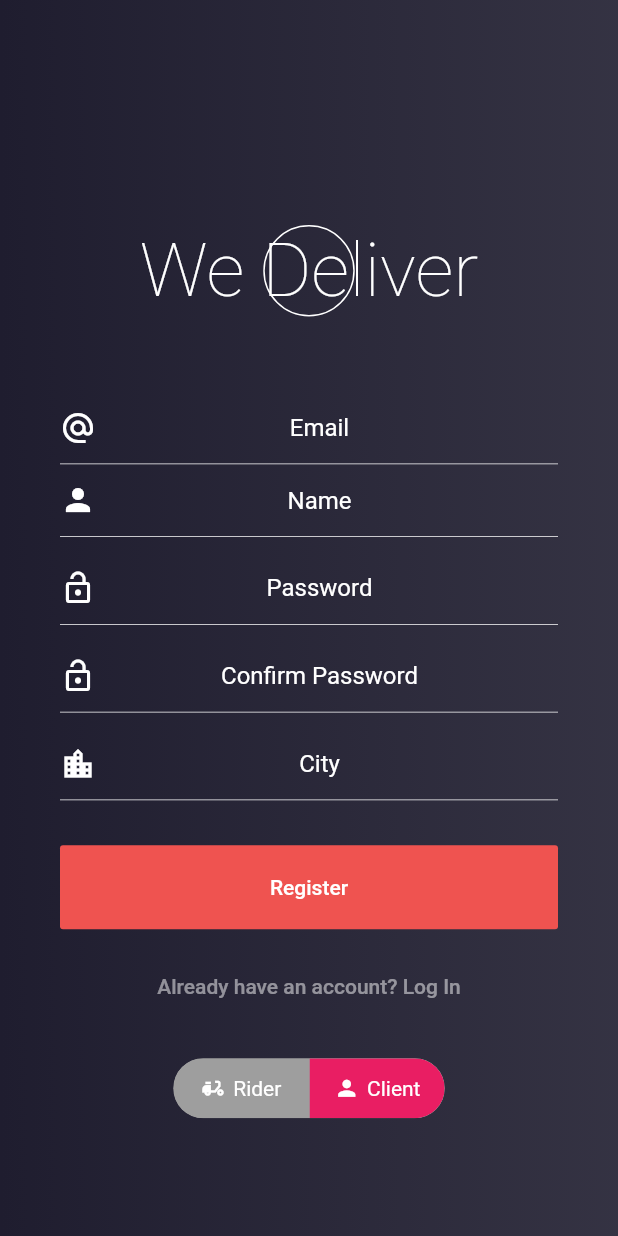
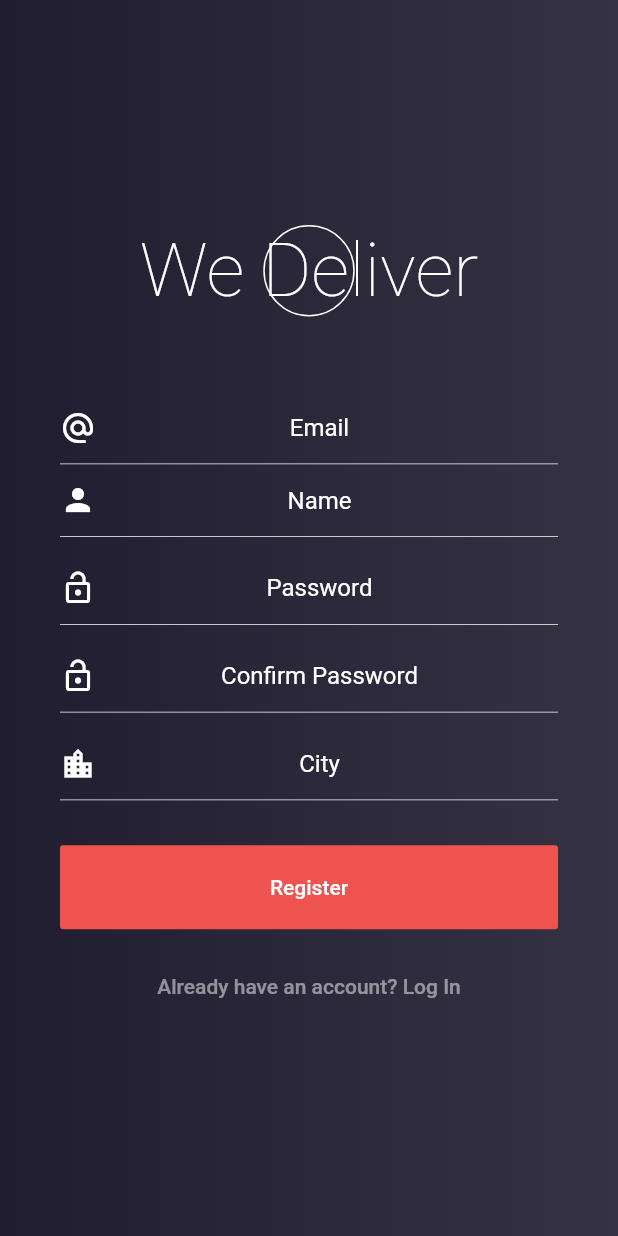
Before and after one commit to Tqs-project/We_Deliver-Frontend-Rider, a Flutter app: the screen it shows after launch, after a tap on "Don't have an account? Create One", on a phone screen of 412 x 824 dp. Run offline on Flutter 3.47's test engine with Material 2 defaults, Android fonts, the phone set to English and light mode, and no system bars; drawn by our look-alikes of toggle_switch; our stand-ins replace fl_chart, font_awesome_flutter, google_maps_flutter.

```diff
--- a/drinkup/lib/Views/Authentication.dart
+++ b/drinkup/lib/Views/Authentication.dart
@@ -321,23 +321,7 @@ class _AuthenticationState extends State<Authentication> {
               ],
             ),
           ),
-          ToggleSwitch(
-            minWidth: 90.0,
-            initialLabelIndex: 1,
-            cornerRadius: 20.0,
-            activeFgColor: Colors.white,
-            inactiveBgColor: Colors.grey,
-            inactiveFgColor: Colors.white,
-            labels: ['Rider', 'Client'],
-            icons: [Icons.moped, Icons.person],
-            activeBgColors: [Colors.blue, Colors.pink],
-            onToggle: (index) {
-              if (index == 0)
-                typeOfUser = 'RIDER';
-              else
-                typeOfUser = 'CLIENT';
-            },
-          ),
+
         ],
       ),
     );
--- a/drinkup/lib/Views/Profile.dart
+++ b/drinkup/lib/Views/Profile.dart
@@ -29,7 +29,7 @@ class _ProfileState extends State<Profile> {
           backgroundColor: Color.fromRGBO(40, 40, 61, 0.8),
           //automaticallyImplyLeading: false,
         ),
-        body: RiderHome(context));
+        body: SingleChildScrollView(child: RiderHome(context)));
   }
 
   Widget RiderHome(BuildContext context) {
@@ -254,7 +254,8 @@ class _ProfileState extends State<Profile> {
                   Text("Travelled Distance",
                       style: TextStyle(
                           color: Colors.white, fontWeight: FontWeight.bold)),
-                  Text("19.3Km", style: TextStyle(color: Colors.white))
+                  Text("19.3Km", style: TextStyle(color: Colors.white)),
+
                 ],
               )),
           Divider(
```
